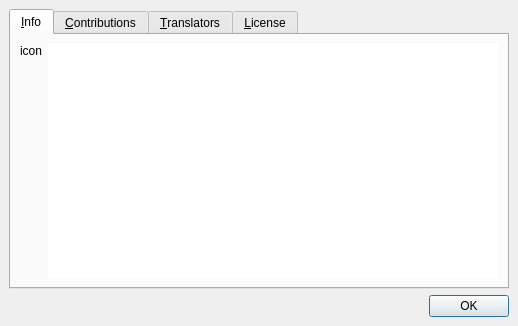
Above: src/about.ui from wilbert2000/wzplayer before the change. Below: the same form after it.
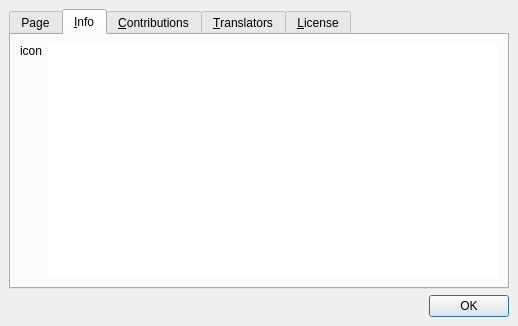
That is the form after the change. The open tabs and pages were chosen to show the change.

Commit message: Add workaround to avoid a white background in the info tab in the about dialog. (Add an extra tab which is later removed)

The edit to the form file:
```diff
--- a/src/about.ui
+++ b/src/about.ui
@@ -28,6 +28,11 @@
      <property name="currentIndex">
       <number>0</number>
      </property>
+     <widget class="QWidget" name="tab">
+      <attribute name="title">
+       <string>Page</string>
+      </attribute>
+     </widget>
      <widget class="QWidget" name="info_tab">
       <attribute name="title">
        <string>&amp;Info</string>
```
The commit also changes 1 other file.
